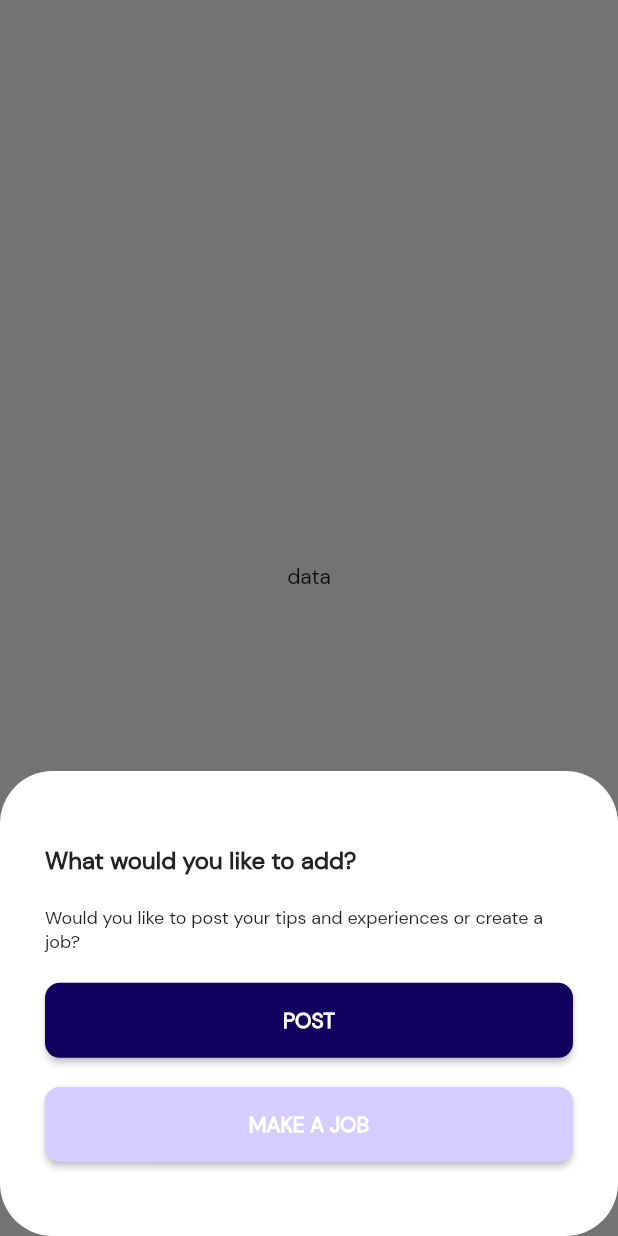
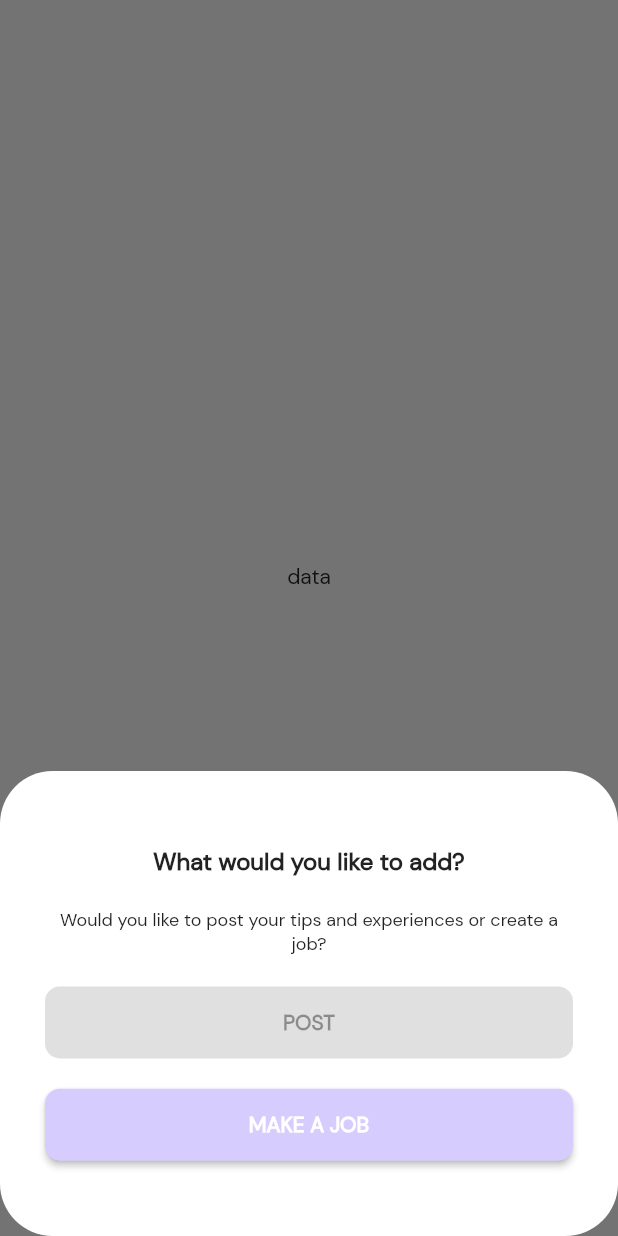
Before and after one commit to turbold10/Linkedin-clone, a Flutter app: the MainScreen screen opened by its route, item 3 of the bottom bar chosen, on a phone screen of 412 x 824 dp. Run offline on Flutter 3.47's test engine with Material 2 defaults, Android fonts, the phone set to English and light mode, and no system bars; our stand-ins replace cached_network_image, firebase_auth, firebase_core, get, shared_preferences; accounts and stored records are empty; network calls fail.

Commit message:
little changes idunno

```diff
--- a/lib/ui/custom_widgets/custom_bottom_sheet.dart
+++ b/lib/ui/custom_widgets/custom_bottom_sheet.dart
@@ -4,7 +4,19 @@ import 'package:linkedin/utils/constants/color_constants.dart';
 import 'custom_button.dart';
 
 class CustomBottomSheet extends StatelessWidget {
-  const CustomBottomSheet({super.key});
+  final String smallTitle;
+  final String description;
+  final String primaryButtonText;
+  final String secondaryButtonText;
+  final Function()? onPressed;
+  const CustomBottomSheet({
+    Key? key,
+    required this.smallTitle,
+    required this.description,
+    required this.primaryButtonText,
+    required this.secondaryButtonText,
+    this.onPressed,
+  }) : super(key: key);
 
   @override
   Widget build(BuildContext context) {
@@ -15,22 +27,24 @@ class CustomBottomSheet extends StatelessWidget {
           crossAxisAlignment: CrossAxisAlignment.stretch,
           mainAxisAlignment: MainAxisAlignment.spaceEvenly,
           children: [
-            const Text(
-              'What would you like to add?',
+            Text(
+              smallTitle,
               style: labelLarge,
+              textAlign: TextAlign.center,
             ),
-            const Text(
-              'Would you like to post your tips and experiences or create a job?',
+            Text(
+              description,
               style: bodyMedium,
+              textAlign: TextAlign.center,
             ),
             CustomButton(
-              childText: 'post',
+              childText: primaryButtonText,
               backgroundColor: buttonPrimary,
               textColor: buttonTextPrimary,
-              onPressed: () {},
+              onPressed: onPressed,
             ),
             CustomButton(
-              childText: 'make a job',
+              childText: secondaryButtonText,
               backgroundColor: buttonSecondary,
               textColor: buttonTextSecondary,
               onPressed: () {},
--- a/lib/ui/custom_widgets/custom_button.dart
+++ b/lib/ui/custom_widgets/custom_button.dart
@@ -23,9 +23,9 @@ class CustomButton extends StatelessWidget {
       onPressed: onPressed,
       style: ElevatedButton.styleFrom(
           maximumSize: const Size(320, 60),
-          minimumSize: const Size(260, 50),
+          // minimumSize: const Size(260, 50),
           backgroundColor: backgroundColor,
-          padding: const EdgeInsets.symmetric(vertical: 15),
+          padding: const EdgeInsets.symmetric(vertical: 15, horizontal: 40),
           shape:
               RoundedRectangleBorder(borderRadius: BorderRadius.circular(10))),
       child: Text(
--- a/lib/ui/screens/chat/chat_screen.dart
+++ b/lib/ui/screens/chat/chat_screen.dart
@@ -1,4 +1,5 @@
 import 'package:flutter/material.dart';
+import 'package:linkedin/ui/screens/profile/about_me.dart';
 class ChatScreen extends StatefulWidget {
   const ChatScreen({super.key});
 
@@ -10,7 +11,7 @@ class _ChatScreenState extends State<ChatScreen> {
   @override
   Widget build(BuildContext context) {
     return Container(
-      child: Text("chat screen"),
+      child: AboutMe(),
 
     );
   }
--- a/lib/ui/screens/home/home_screen.dart
+++ b/lib/ui/screens/home/home_screen.dart
@@ -1,9 +1,5 @@
 import 'package:flutter/material.dart';
-import 'package:get/get.dart';
-import 'package:linkedin/ui/custom_widgets/custom_button.dart';
 import 'package:linkedin/ui/custom_widgets/custom_job_card.dart';
-import 'package:linkedin/ui/screens/auth/login_screen.dart';
-import 'package:linkedin/utils/constants/color_constants.dart';
 
 class HomeScreen extends StatefulWidget {
   const HomeScreen({Key? key}) : super(key: key);
@@ -18,7 +14,7 @@ class _HomeScreenState extends State<HomeScreen> {
     return SafeArea(
         child: (Scaffold(
       body: Container(
-        color: Color(0xffE5E5E5),
+        // color: Color(0xffE5E5E5),
         child: Column(
           children: const [
             Text('Home'),
--- a/lib/ui/screens/main/main_screen.dart
+++ b/lib/ui/screens/main/main_screen.dart
@@ -18,10 +18,10 @@ class _MainScreenState extends State<MainScreen> {
   int _selectedIndex = 0;
 
   final List<IconData> _icons = [
-    Icons.home_filled,
+    Icons.home,
     Icons.connect_without_contact_outlined,
     Icons.add_circle_rounded,
-    Icons.chat,
+    Icons.chat_bubble_outline,
     Icons.bookmark_outline,
   ];
   static const List<String> _title = [
@@ -45,7 +45,13 @@ class _MainScreenState extends State<MainScreen> {
     });
     if (_selectedIndex == 2) {
       Get.bottomSheet(
-        CustomBottomSheet(),
+        const CustomBottomSheet(
+          primaryButtonText: 'post',
+          secondaryButtonText: 'make a job',
+          smallTitle: 'What would you like to add?',
+          description:
+              'Would you like to post your tips and experiences or create a job?',
+        ),
         isScrollControlled: true,
         shape: RoundedRectangleBorder(
           borderRadius: BorderRadius.circular(35),
--- a/lib/ui/screens/profile/profile_screen.dart
+++ b/lib/ui/screens/profile/profile_screen.dart
@@ -11,6 +11,8 @@ class ProfileScreen extends StatefulWidget {
 class _ProfileScreenState extends State<ProfileScreen> {
   @override
   Widget build(BuildContext context) {
-    return Container();
+    return Container(
+
+    );
   }
 }
--- a/lib/ui/screens/splash/splash_screen.dart
+++ b/lib/ui/screens/splash/splash_screen.dart
@@ -1,5 +1,3 @@
-import 'package:firebase_auth/firebase_auth.dart';
-import 'package:firebase_core/firebase_core.dart';
 import 'package:get/get.dart';
 import 'package:flutter/material.dart';
 import 'package:linkedin/utils/routes.dart';
--- a/lib/utils/constants/color_constants.dart
+++ b/lib/utils/constants/color_constants.dart
@@ -1,16 +1,17 @@
 import 'package:flutter/material.dart';
 
-const Color buttonPrimary = Color(0xff130160);
-const Color buttonSecondary = Color(0xffD6CDFE);
-const Color buttonTextPrimary = Color(0xffffffff);
-const Color buttonTextSecondary = Color(0xff130160);
-const Color iconSelected = Color(0xffFF9228);
-const Color background = Color(0xffF5F5F5);
-const Color iconDefault = Color(0xffA49EB5);
-const Color addButton = Color(0xff0D0140);
-const Color primary = Color(0xff0D0140);
-const Color cardBackground = Color(0xffffffff);
-const Color textCardBAckground = Color(0xffCBC9D4);
+const buttonPrimary = Color(0xff130160);
+const buttonSecondary = Color(0xffD6CDFE);
+const buttonTextPrimary = Color(0xffffffff);
+const buttonTextSecondary = Color(0xff130160);
+const iconSelected = Color(0xffFF9228);
+const background = Color(0xffF5F5F5);
+const iconDefault = Color(0xffA49EB5);
+const addButton = Color(0xff0D0140);
+const primary = Color(0xff0D0140);
+const cardBackground = Color(0xffffffff);
+const textCardBAckground = Color(0xffCBC9D4);
+const textPrimary = Color(0xff0D0140);
+const followButton = Color(0xff7551FF);
+const primaryGrey = Color(0xffAAA6B9);
 // const Color = Color(0xff);
-// const Color = Color(0xff);
-// const Color = Color(0xff);
--- a/lib/utils/constants/other_constans.dart
+++ /dev/null
@@ -1,3 +0,0 @@
-import 'package:flutter/material.dart';
-
-// const
```
Also changed, not shown: lib/ui/custom_widgets/back_arrow.dart (added, +24 -0 lines), lib/ui/custom_widgets/custom_company_card.dart (added, +56 -0 lines), lib/ui/custom_widgets/custom_input.dart (+11 -5 lines), lib/ui/custom_widgets/custom_modal.dart (deleted, +0 -34 lines), lib/ui/screens/connection/company_screen.dart (added, +18 -0 lines), lib/ui/screens/connection/connection_screen.dart (+34 -5 lines), lib/ui/screens/profile/about_me.dart (added, +77 -0 lines), lib/ui/screens/profile/work_experience.dart (added, +70 -0 lines), lib/utils/constants/typography.dart (+3 -4 lines), pubspec.lock, 2 other files.
